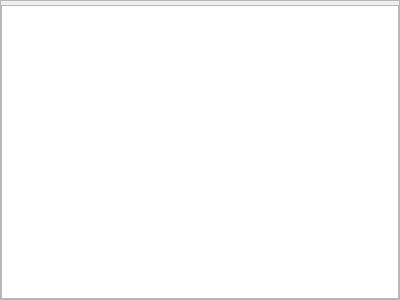
First picture: the form in src/blackgui/components/dbdistributorcomponent.ui, repository swift-project/pilotclient, before the edit.
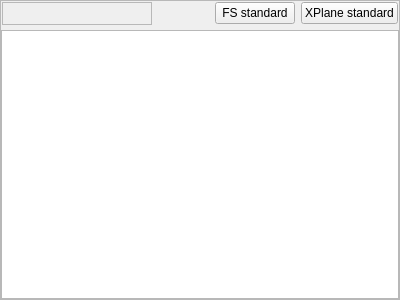
Second picture: the form after the edit. Custom widgets are drawn as their Qt base class.

Commit message: Allow to select FSX/P3D or XPlane standard models

What changed in the file:
```diff
--- a/src/blackgui/components/dbdistributorcomponent.ui
+++ b/src/blackgui/components/dbdistributorcomponent.ui
@@ -38,20 +38,89 @@
    <property name="bottomMargin">
     <number>0</number>
    </property>
-   <item alignment="Qt::AlignLeft">
-    <widget class="BlackGui::Filters::CDistributorFilterBar" name="filter_Distributor">
+   <item>
+    <widget class="QFrame" name="fr_TopBar">
      <property name="minimumSize">
       <size>
-       <width>150</width>
-       <height>0</height>
+       <width>0</width>
+       <height>25</height>
       </size>
      </property>
-     <property name="frameShape">
-      <enum>QFrame::StyledPanel</enum>
-     </property>
-     <property name="frameShadow">
-      <enum>QFrame::Raised</enum>
-     </property>
+     <layout class="QHBoxLayout" name="hl_TopBar">
+      <property name="leftMargin">
+       <number>1</number>
+      </property>
+      <property name="topMargin">
+       <number>1</number>
+      </property>
+      <property name="rightMargin">
+       <number>1</number>
+      </property>
+      <property name="bottomMargin">
+       <number>1</number>
+      </property>
+      <item>
+       <widget class="BlackGui::Filters::CDistributorFilterBar" name="filter_Distributor">
+        <property name="minimumSize">
+         <size>
+          <width>150</width>
+          <height>0</height>
+         </size>
+        </property>
+        <property name="frameShape">
+         <enum>QFrame::StyledPanel</enum>
+        </property>
+        <property name="frameShadow">
+         <enum>QFrame::Raised</enum>
+        </property>
+       </widget>
+      </item>
+      <item>
+       <spacer name="hs_TopBar">
+        <property name="orientation">
+         <enum>Qt::Horizontal</enum>
+        </property>
+        <property name="sizeHint" stdset="0">
+         <size>
+          <width>40</width>
+          <height>20</height>
+         </size>
+        </property>
+       </spacer>
+      </item>
+      <item>
+       <widget class="QWidget" name="wi_SimulatorSpecific" native="true">
+        <layout class="QHBoxLayout" name="hl_FSXSpecific">
+         <property name="leftMargin">
+          <number>0</number>
+         </property>
+         <property name="topMargin">
+          <number>0</number>
+         </property>
+         <property name="rightMargin">
+          <number>0</number>
+         </property>
+         <property name="bottomMargin">
+          <number>0</number>
+         </property>
+         <item>
+          <widget class="QPushButton" name="pb_SelectAllFsFamily">
+           <property name="text">
+            <string>FS standard</string>
+           </property>
+          </widget>
+         </item>
+         <item>
+          <widget class="QPushButton" name="pb_SelectXPlane">
+           <property name="text">
+            <string>XPlane standard</string>
+           </property>
+          </widget>
+         </item>
+        </layout>
+       </widget>
+      </item>
+     </layout>
     </widget>
    </item>
    <item>
```
Left out of the diff: 5 changed lines with no effect on the pictures. The commit also changes 2 other files.
